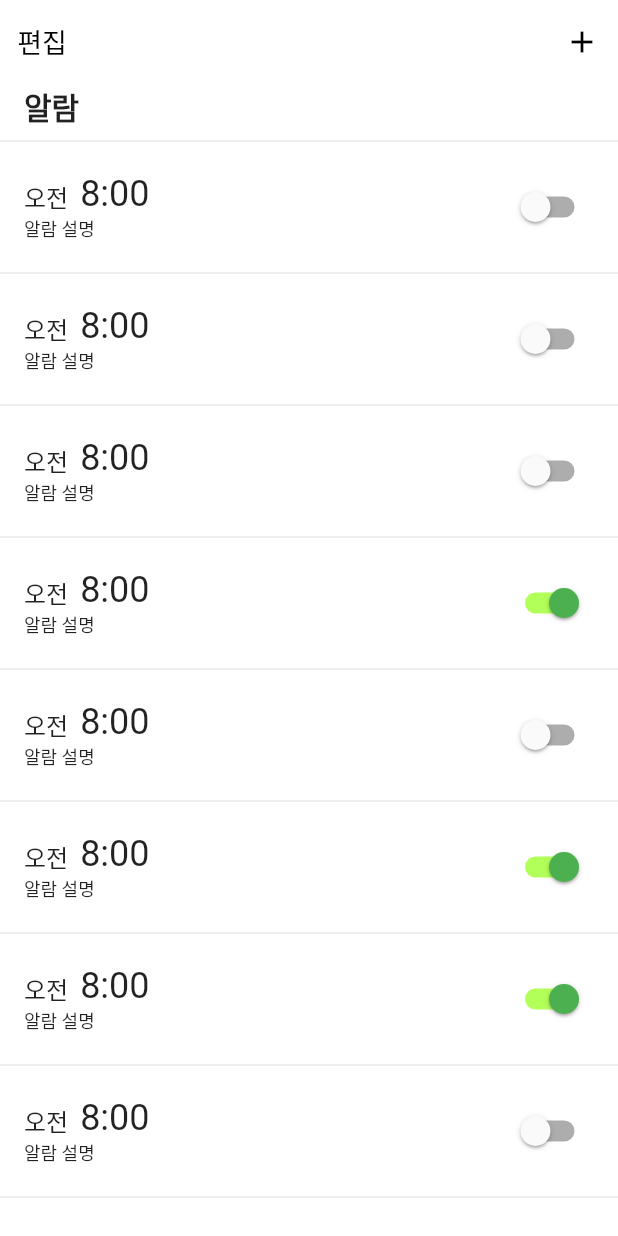
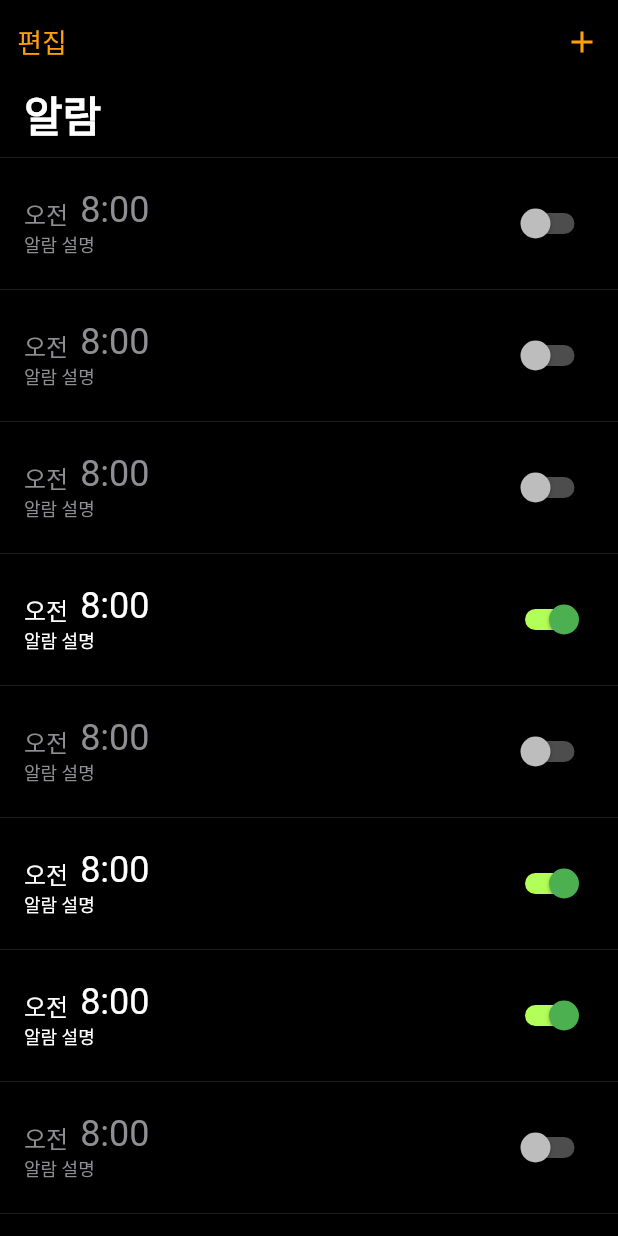
Before and after one commit to Long9725/alarm, a Flutter app: the screen it shows after launch, on a phone screen of 412 x 824 dp. Run offline on Flutter 3.47's test engine with Material 2 defaults, Android fonts, the phone set to English and light mode, and no system bars.

Commit message:
Add: dark mode

```diff
--- a/lib/main.dart
+++ b/lib/main.dart
@@ -5,6 +5,8 @@
 */
 
 import 'package:flutter/material.dart';
+
+import 'package:flutter_localizations/flutter_localizations.dart';
 
 import 'package:alarm/src/app.dart';
 
--- a/lib/src/app.dart
+++ b/lib/src/app.dart
@@ -1,6 +1,7 @@
 import 'package:flutter/material.dart';
 
 import 'package:alarm/src/ui/alarmList/alarmList.dart';
+import 'package:flutter_localizations/flutter_localizations.dart';
 
 class MyApp extends StatelessWidget {
   const MyApp({Key? key}) : super(key: key);
@@ -10,7 +11,16 @@ class MyApp extends StatelessWidget {
   Widget build(BuildContext context) {
     return MaterialApp(
       title: 'Flutter Demo',
-      theme: ThemeData(primarySwatch: Colors.red, primaryColor: Colors.red),
+      theme: ThemeData.dark(),
+      darkTheme: ThemeData.dark(),
+      localizationsDelegates: [
+        GlobalMaterialLocalizations.delegate,
+        GlobalCupertinoLocalizations.delegate,
+        GlobalWidgetsLocalizations.delegate,
+      ],
+      supportedLocales: [
+        const Locale('ko', 'KR'),
+      ],
       home: AlarmListPage(),
     );
   }
--- /dev/null
+++ b/lib/src/constants/color.dart
@@ -0,0 +1,9 @@
+import 'package:flutter/material.dart';
+
+const Color IOS_ORAGNE = Color.fromRGBO(255, 159, 10, 1);
+const List<Color> IOS_SYSTEM_GRAY = [
+  Color.fromRGBO(142, 142, 147, 1),
+  Color.fromRGBO(99, 99, 102, 1),
+  Color.fromRGBO(44, 44, 46, 1),
+  Color.fromRGBO(28, 28, 30, 1)
+];
--- /dev/null
+++ b/lib/src/constants/padding.dart
@@ -0,0 +1,3 @@
+const double kDefaultPadding = 16.0;
+const double kMiddlePadding = 8.0;
+const double kTextPadding = 4.0;
--- a/lib/src/ui/alarmList/alarmList.dart
+++ b/lib/src/ui/alarmList/alarmList.dart
@@ -1,3 +1,4 @@
+import 'package:alarm/src/constants/color.dart';
 import 'package:flutter/material.dart';
 
 import 'componenets/body.dart';
@@ -6,16 +7,16 @@ class AlarmListPage extends StatelessWidget {
   @override
   Widget build(BuildContext context) {
     return Scaffold(
-        backgroundColor: Colors.white,
+        backgroundColor: Colors.black,
         // TODO: 버튼 여백 넣기
         appBar: AppBar(
-          backgroundColor: Colors.white,
+          backgroundColor: Colors.black,
           elevation: 0,
           leading: TextButton(
             onPressed: () {},
             child: Text(
               '편집',
-              style: TextStyle(color: Colors.black, fontSize: 18),
+              style: TextStyle(color: IOS_ORAGNE, fontSize: 18),
             ),
           ),
           actions: [
@@ -23,11 +24,10 @@ class AlarmListPage extends StatelessWidget {
                 onPressed: () {},
                 icon: Icon(
                   Icons.add,
-                  color: Colors.black,
+                  color: IOS_ORAGNE,
                 ))
           ],
-        ),
-        // TODO: 스크롤이 가능하도록 만들기; why? 스크롤이 불가능하면 Overflow 문제가 발생한다.
+        ), // TODO: 스크롤이 가능하도록 만들기; why? 스크롤이 불가능하면 Overflow 문제가 발생한다.
         body: AlarmListBody());
   }
 }
--- a/lib/src/ui/alarmList/componenets/alarmCard.dart
+++ b/lib/src/ui/alarmList/componenets/alarmCard.dart
@@ -20,11 +20,13 @@ class AlarmCard extends StatelessWidget {
           );
         },
         child: Padding(
-            padding:
-            EdgeInsets.symmetric(horizontal: 16.0, vertical: 12.0),
+            padding: EdgeInsets.symmetric(horizontal: 16.0, vertical: 12.0),
             child: Row(
               children: [
-                Expanded(child: TextCard()),
+                Expanded(
+                    child: TextCard(
+                  isSwitched: isSwitched,
+                )),
                 SwitchByPlatForm(isSwitched: isSwitched)
               ],
             )));
--- a/lib/src/ui/alarmList/componenets/body.dart
+++ b/lib/src/ui/alarmList/componenets/body.dart
@@ -1,3 +1,4 @@
+import 'package:alarm/src/ui/widgets/switchByPlatform.dart';
 import 'package:flutter/material.dart';
 
 import 'alarmCard.dart';
@@ -26,7 +27,7 @@ class AlarmListBody extends StatelessWidget {
               padding: EdgeInsets.symmetric(horizontal: 16.0),
               child: Text(
                 "알람",
-                style: TextStyle(fontSize: 20, fontWeight: FontWeight.w600),
+                style: TextStyle(fontSize: 28, fontWeight: FontWeight.w600),
               ));
         } else {
           return AlarmCard(isSwitched: isSwitched[index - 1]);
--- a/lib/src/ui/alarmList/componenets/textCard.dart
+++ b/lib/src/ui/alarmList/componenets/textCard.dart
@@ -1,8 +1,21 @@
+import 'package:alarm/src/constants/color.dart';
 import 'package:flutter/material.dart';
 
-class TextCard extends StatelessWidget {
+class TextCard extends StatefulWidget {
+  TextCard({Key? key, required this.isSwitched}) : super(key: key);
+
+  bool isSwitched;
+
+  @override
+  TextCardState createState() => TextCardState();
+}
+
+class TextCardState extends State<TextCard> {
   @override
   Widget build(BuildContext context) {
+    // TODO: SwitchByPlatform이 변경되면 textColor도 변경되게 하기
+    Color textColor = widget.isSwitched ? Colors.white : IOS_SYSTEM_GRAY[0];
+
     return Column(
       crossAxisAlignment: CrossAxisAlignment.start,
       children: [
@@ -14,17 +27,17 @@ class TextCard extends StatelessWidget {
                 // TODO: UI 로직과 비즈니스 로직을 분리해서 데이터를 관리하기
                 child: Text(
                   "오전",
-                  style: TextStyle(fontSize: 16.0),
+                  style: TextStyle(color: textColor, fontSize: 16.0),
                 )),
             Text(
               "8:00",
-              style: TextStyle(fontSize: 24.0),
+              style: TextStyle(color: textColor, fontSize: 24.0),
             )
           ],
         ),
         Text(
           "알람 설명",
-          style: TextStyle(fontSize: 12.0),
+          style: TextStyle(color: textColor, fontSize: 12.0),
         )
       ],
     );
--- a/lib/src/ui/widgets/switchByPlatform.dart
+++ b/lib/src/ui/widgets/switchByPlatform.dart
@@ -5,7 +5,7 @@ import 'package:flutter/material.dart';
 import 'package:flutter/foundation.dart';
 
 class SwitchByPlatForm extends StatefulWidget {
-  SwitchByPlatForm({required this.isSwitched});
+  SwitchByPlatForm({Key? key, required this.isSwitched}) : super(key: key);
 
   bool isSwitched;
 
--- a/pubspec.yaml
+++ b/pubspec.yaml
@@ -28,6 +28,8 @@ environment:
 # versions available, run `flutter pub outdated`.
 dependencies:
   flutter:
+    sdk: flutter
+  flutter_localizations:
     sdk: flutter
 
 
```
Also changed, not shown: lib/src/ui/alarmDetail/alarmDetail.dart (+38 -5 lines), pubspec.lock.
